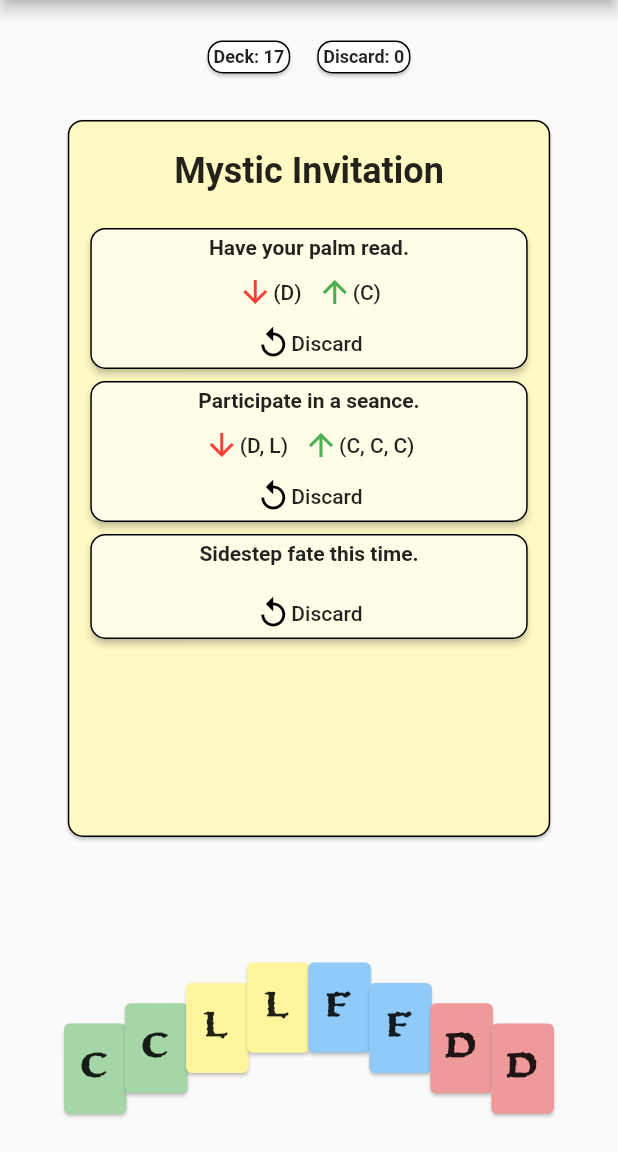
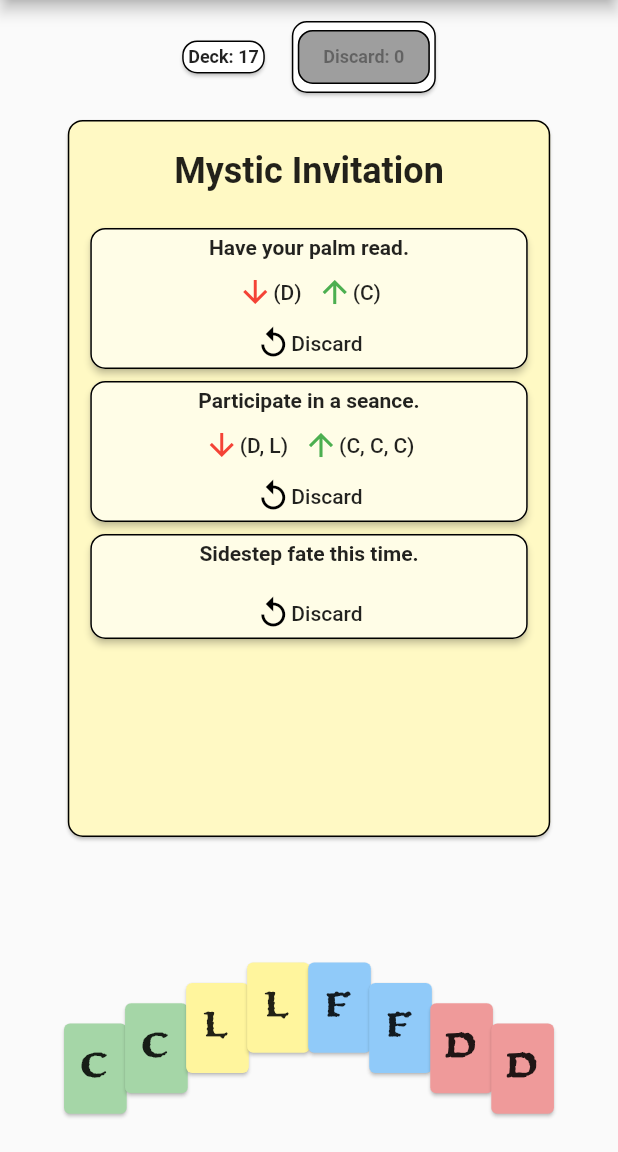
Before and after one commit to kilikfan/treasure, a Flutter app: the PlayPage screen opened directly, on a phone screen of 412 x 824 dp, the part 84-1236 px from its top. Run offline on Flutter 3.47's test engine with Material 2 defaults, Android fonts, the light colour scheme and no system bars; our stand-ins replace flutter_swiper.

Commit message:
First crack at showing the discard pile. Rough and ready with lots of issues!

```diff
--- a/lib/screens/play/card/card_pile.dart
+++ b/lib/screens/play/card/card_pile.dart
@@ -1,33 +1,48 @@
 import 'package:flutter/material.dart';
+import 'package:treasure_of_the_high_seas/model/game_state.dart';
 
 class CardPile extends StatelessWidget {
   final int pileSize;
   final String pileName;
 
-  CardPile(this.pileSize, this.pileName);
+  final GameState state;
+
+  CardPile(this.pileSize, this.pileName, this.state);
 
   @override
   Widget build(BuildContext context) {
-
     final shape = RoundedRectangleBorder(
       side: BorderSide(color: Colors.black, width: 1),
       borderRadius: BorderRadius.circular(10),
     );
 
     return Center(
-      child:  Card(
+        child: Card(
       shape: shape,
       child: Padding(
           padding: EdgeInsets.fromLTRB(4, 4, 4, 4),
+          child: pileName == 'Deck'
+              ? Text(
+                  pileName + ": " + pileSize.toString(),
+                  style: TextStyle(
+                    fontSize: 12.0,
+                    fontWeight: FontWeight.bold,
+                  ),
+                )
+              : RaisedButton(
+                  shape: shape,
+                  onPressed: pileSize > 0
+                      ? () {
+                          state.viewDiscards();
+                        }
+                      : null,
                   child: Text(
                     pileName + ": " + pileSize.toString(),
                     style: TextStyle(
                       fontSize: 12.0,
                       fontWeight: FontWeight.bold,
                     ),
-          ),
-        )
-      ),
-    );
+                  ))),
+    ));
   }
 }
--- a/lib/screens/play/card/deck_state_panel.dart
+++ b/lib/screens/play/card/deck_state_panel.dart
@@ -13,9 +13,9 @@ class DeckStatePanel extends StatelessWidget {
     return Row(
       mainAxisAlignment: MainAxisAlignment.center,
       children: <Widget>[
-        CardPile(state.deck.length, 'Deck'),
+        CardPile(state.deck.length, 'Deck', state),
         Padding(padding: EdgeInsets.fromLTRB(10, 0, 0, 0)),
-        CardPile(state.discard.length, 'Discard')
+        CardPile(state.discard.length, 'Discard', state)
       ],
     );
   }
```
Also changed, not shown: lib/model/game_state.dart (+8 -0 lines), lib/screens/play/scrying_page.dart (+6 -4 lines). Lines whose indentation alone changed are shown as unchanged.
